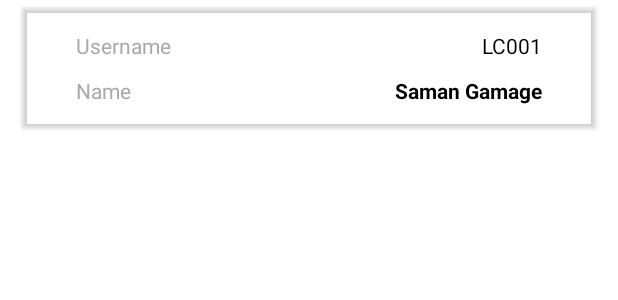
After one commit to cmdrGuyson/Kronos-mobile, an Android app: the layout lecturer_row.xml on its own in the app's theme, with its tools: preview values and no code run, on a phone screen of 412 x 824 dp. The commit adds this screen. Shown: the top 300 px of the screen. Run offline under Robolectric (Android 15) with nearby library versions, the phone set to English and light mode, and no system bars.

Commit message:
[Implemented] View lecturers

```diff
--- a/app/src/main/java/com/guyson/kronos/service/RetrofitClientInstance.java
+++ b/app/src/main/java/com/guyson/kronos/service/RetrofitClientInstance.java
@@ -8,7 +8,7 @@ import retrofit2.converter.gson.GsonConverterFactory;
 public class RetrofitClientInstance {
 
     private static Retrofit retrofit;
-    private static final String BASE_URL = "http://92ebca463072.ngrok.io/";
+    private static final String BASE_URL = "http://6a222db209e5.ngrok.io/";
 
     public static Retrofit getRetrofitInstance() {
         if (retrofit == null) {
--- a/app/src/main/java/com/guyson/kronos/service/UserClient.java
+++ b/app/src/main/java/com/guyson/kronos/service/UserClient.java
@@ -2,6 +2,8 @@ package com.guyson.kronos.service;
 
 import com.guyson.kronos.model.LoginCredentials;
 import com.guyson.kronos.model.User;
+
+import java.util.List;
 
 import retrofit2.Call;
 import retrofit2.http.Body;
@@ -18,4 +20,8 @@ public interface UserClient {
     //Get user details of logged in user
     @GET("user")
     Call<User> getUser(@Header("Authorization") String token);
+
+    //Get all lecturers
+    @GET("lecturers")
+    Call<List<User>> getLecturers();
 }
--- /dev/null
+++ b/app/src/main/res/drawable/ic_baseline_delete_outline_24.xml
@@ -0,0 +1,10 @@
+<vector xmlns:android="http://schemas.android.com/apk/res/android"
+    android:width="24dp"
+    android:height="24dp"
+    android:viewportWidth="24"
+    android:viewportHeight="24"
+    android:tint="?attr/colorControlNormal">
+  <path
+      android:fillColor="@android:color/white"
+      android:pathData="M6,19c0,1.1 0.9,2 2,2h8c1.1,0 2,-0.9 2,-2L18,7L6,7v12zM8,9h8v10L8,19L8,9zM15.5,4l-1,-1h-5l-1,1L5,4v2h14L19,4z"/>
+</vector>
--- /dev/null
+++ b/app/src/main/res/layout/lecturer_row.xml
@@ -0,0 +1,77 @@
+<?xml version="1.0" encoding="utf-8"?>
+<androidx.cardview.widget.CardView xmlns:android="http://schemas.android.com/apk/res/android"
+    xmlns:app="http://schemas.android.com/apk/res-auto"
+    android:layout_width="match_parent"
+    android:layout_height="wrap_content"
+    android:layout_marginLeft="15dp"
+    android:layout_marginRight="15dp"
+    android:layout_marginTop="5dp"
+    android:layout_marginBottom="5dp"
+    app:cardBackgroundColor="#00FFFFFF">
+
+    <RelativeLayout
+        android:layout_width="match_parent"
+        android:layout_height="match_parent"
+        android:paddingTop="10dp"
+        android:paddingBottom="10dp">
+
+        <TextView
+            android:id="@+id/_username"
+            android:layout_width="180dp"
+            android:layout_height="wrap_content"
+            android:layout_marginLeft="30dp"
+            android:padding="5dp"
+            android:text="Username"
+            android:textColor="@android:color/darker_gray" />
+
+        <TextView
+            android:id="@+id/username"
+            android:layout_width="180dp"
+            android:layout_height="wrap_content"
+            android:layout_alignParentRight="true"
+            android:layout_marginRight="30dp"
+            android:gravity="right"
+            android:padding="5dp"
+            android:text="LC001"
+            android:textColor="@android:color/black" />
+
+        <TextView
+            android:id="@+id/_name"
+            android:layout_width="180dp"
+            android:layout_height="wrap_content"
+            android:layout_below="@id/_username"
+            android:layout_marginLeft="30dp"
+            android:padding="5dp"
+            android:text="Name"
+            android:textColor="@android:color/darker_gray" />
+
+        <TextView
+            android:id="@+id/name"
+            android:layout_width="match_parent"
+            android:layout_height="wrap_content"
+            android:layout_below="@+id/_username"
+            android:layout_alignParentRight="true"
+            android:layout_marginRight="30dp"
+            android:gravity="right"
+            android:padding="5dp"
+            android:text="Saman Gamage"
+            android:textColor="@android:color/black"
+            android:textStyle="bold" />
+
+<!--        <Button-->
+<!--            android:id="@+id/textButton"-->
+<!--            android:layout_width="wrap_content"-->
+<!--            android:layout_height="wrap_content"-->
+<!--            android:text="Delete"-->
+<!--            android:layout_marginTop="5dp"-->
+<!--            android:layout_marginRight="30dp"-->
+<!--            android:layout_below="@+id/name"-->
+<!--            android:layout_alignParentRight="true"-->
+<!--            app:icon="@drawable/ic_baseline_delete_outline_24"-->
+<!--            style="@style/Widget.MaterialComponents.Button.OutlinedButton"-->
+<!--            />-->
+
+
+    </RelativeLayout>
+
+</androidx.cardview.widget.CardView>
```
Also changed, not shown: app/src/main/java/com/guyson/kronos/ManageLecturersActivity.java (+96 -0 lines), app/src/main/java/com/guyson/kronos/adapter/LecturerAdapter.java (added, +132 -0 lines), app/src/main/java/com/guyson/kronos/model/User.java (+10 -2 lines), app/src/main/res/drawable/ic_baseline_add_24.xml (added, +10 -0 lines), app/src/main/res/drawable/ic_baseline_search_24.xml (added, +10 -0 lines), app/src/main/res/layout/activity_manage_lecturers.xml (+8 -1 lines), app/src/main/res/menu/options_menu.xml (added, +18 -0 lines).
